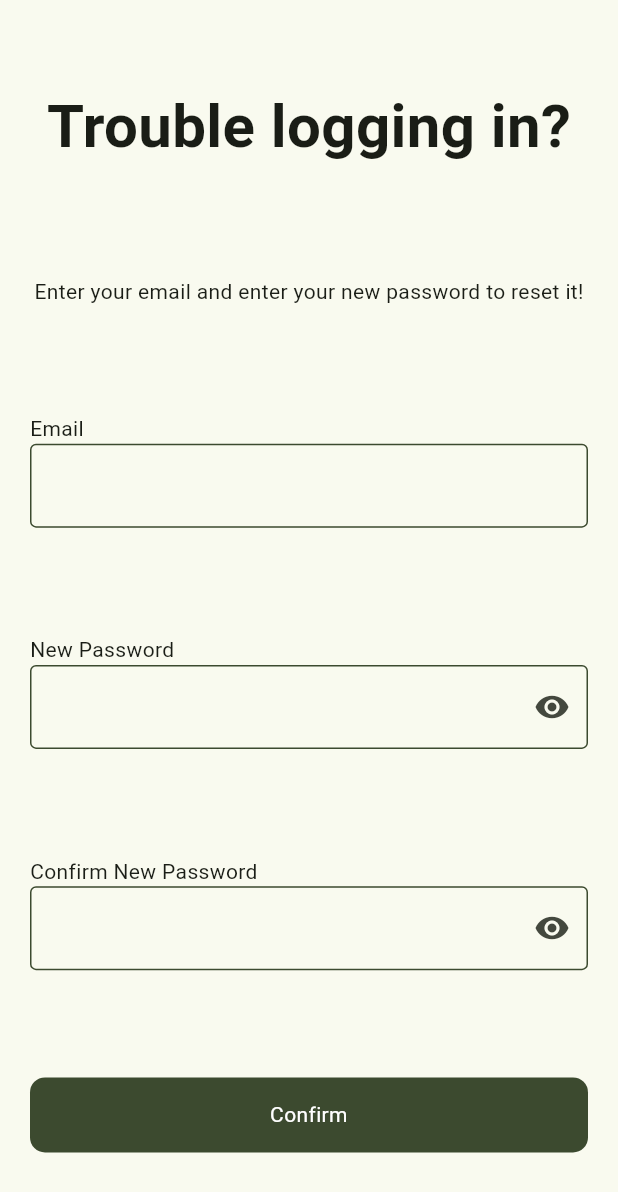
After one commit to AUBH-Capstone-Room-Booking-System/BookingSystemMobile, a Flutter app: the screen it shows after launch, after a tap on "Forgot your password?", on a phone screen of 412 x 824 dp. The commit adds this screen. Shown: the top 1192 px of the screen. Run offline on Flutter 3.47's test engine with Material 3 defaults, Android fonts, the phone set to English and light mode, and no system bars; our stand-ins replace dio, get, get_storage, shared_preferences, table_calendar; network calls fail.

Commit message:
added reset password page

```diff
--- a/lib/app/modules/login/controllers/login_controller.dart
+++ b/lib/app/modules/login/controllers/login_controller.dart
@@ -9,8 +9,7 @@ class LoginController extends GetxController {
   //TODO: Implement LoginController
   TextEditingController email = TextEditingController();
   TextEditingController password = TextEditingController();
-  final _getStorage = GetStorage();
-
+bool obscureText=true;
   void login() async {
     // Create Dio instance
     Dio dio = Dio();
--- a/lib/app/modules/login/views/login_view.dart
+++ b/lib/app/modules/login/views/login_view.dart
@@ -10,7 +10,8 @@ class LoginView extends GetView<LoginController> {
   @override
   Widget build(BuildContext context) {
     return Scaffold(
-        body: Container(
+        body: GetBuilder<LoginController>(builder: (controller){
+         return  Container(
             padding: EdgeInsets.all(20),
             child: Column(
               mainAxisAlignment: MainAxisAlignment.spaceAround,
@@ -24,18 +25,13 @@ class LoginView extends GetView<LoginController> {
                     TextFormField(
                       controller: controller.email,
                       decoration: InputDecoration(
-                      labelText: 'Email...',
                         border: OutlineInputBorder(
-                        // Set the border width and color
                           borderSide: BorderSide(
                             width: 2.0,
                             color: Colors.blue,
                           ),
-                        // Set the border radius
                           borderRadius: BorderRadius.all(Radius.circular(10.0)),
                         ),
-                      // Optionally add padding to the border
-                      // contentPadding: EdgeInsets.all(8.0),
                       ),
                     ),
                   ],
@@ -46,10 +42,12 @@ class LoginView extends GetView<LoginController> {
                     Text("Password"),
                     TextFormField(
                       controller: controller.password,
-                    obscureText: true,
+                      obscureText: controller.obscureText,
                       decoration: InputDecoration(
-                      labelText: 'Password...',
-
+                        suffixIcon: IconButton(onPressed: () {
+                          controller.obscureText=!controller.obscureText;
+                          controller.update();
+                        }, icon: Icon(controller.obscureText?Icons.remove_red_eye:Icons.remove_red_eye_outlined),),
                         border: OutlineInputBorder(
                           // Set the border width and color
                           borderSide: BorderSide(
@@ -75,11 +73,24 @@ class LoginView extends GetView<LoginController> {
                         borderRadius: BorderRadius.circular(10)),
                     width: Get.width,
                     padding: EdgeInsets.symmetric(vertical: 15),
-                  child: Text("Login",textAlign: TextAlign.center,style: TextStyle(color: Colors.white),),
+                    child: Text("Sign In",textAlign: TextAlign.center,style: TextStyle(color: Colors.white),),
                   ),
+                ),
+                GestureDetector(
+                  onTap: (){
+                    Get.toNamed("/reset");
+                  },
+                  child: Text("Forgot your password?",style: TextStyle(
+                      fontWeight: FontWeight.bold,
+                      color: AppColors.mainColor,
+                      decoration: TextDecoration.underline
+                  ),),
                 )
               ],
             ),
-        ));
+          );
+        })
+
+    );
   }
 }
--- /dev/null
+++ b/lib/app/modules/reset/bindings/reset_binding.dart
@@ -0,0 +1,12 @@
+import 'package:get/get.dart';
+
+import '../controllers/reset_controller.dart';
+
+class ResetBinding extends Bindings {
+  @override
+  void dependencies() {
+    Get.lazyPut<ResetController>(
+      () => ResetController(),
+    );
+  }
+}
--- /dev/null
+++ b/lib/app/modules/reset/controllers/reset_controller.dart
@@ -0,0 +1,57 @@
+import 'package:bookingstore/AppContants.dart';
+import 'package:dio/dio.dart';
+import 'package:flutter/cupertino.dart';
+import 'package:flutter/material.dart';
+import 'package:get/get.dart';
+
+class ResetController extends GetxController {
+  //TODO: Implement ResetController
+TextEditingController email=TextEditingController();
+TextEditingController firstPassword=TextEditingController();
+TextEditingController secondPassword=TextEditingController();
+bool obscureText=true;
+confirm()async{
+  if(firstPassword.text!=secondPassword.text){
+    Get.snackbar("Error", "Passwords need to match",snackPosition: SnackPosition.BOTTOM,colorText: Colors.white,backgroundColor: Colors.red);
+  return ;
+  }
+
+  Dio dio = Dio();
+
+  try {
+    print("${AppConstants.hostUrl}/user/reset");
+    var reqData={
+      "email":email.text,
+      "password":firstPassword.text
+    };
+    print(reqData);
+    var response = await dio.post(
+        "${AppConstants.hostUrl}/user/reset",data: reqData
+    );
+
+      Get.snackbar("Success", "Password has been reset",snackPosition: SnackPosition.BOTTOM,);
+      Get.toNamed("/login");
+
+
+
+  } catch (error) {
+    Get.snackbar("Error", "Email doesn't exist",snackPosition: SnackPosition.BOTTOM,colorText: Colors.white,backgroundColor: Colors.red);
+  }
+}
+
+@override
+  void onInit() {
+    super.onInit();
+  }
+
+  @override
+  void onReady() {
+    super.onReady();
+  }
+
+  @override
+  void onClose() {
+    super.onClose();
+  }
+
+}
--- /dev/null
+++ b/lib/app/modules/reset/views/reset_view.dart
@@ -0,0 +1,121 @@
+import 'package:bookingstore/AppColors.dart';
+import 'package:flutter/material.dart';
+
+import 'package:get/get.dart';
+
+import '../controllers/reset_controller.dart';
+
+class ResetView extends GetView<ResetController> {
+  const ResetView({Key? key}) : super(key: key);
+  @override
+  Widget build(BuildContext context) {
+    return Scaffold(
+
+      body:GetBuilder<ResetController>(builder: (controller){
+        return Container(
+          padding: EdgeInsets.all(20),
+          child:
+          Column(
+            mainAxisAlignment: MainAxisAlignment.spaceAround,
+            children: [
+              Text("Trouble logging in?",style: TextStyle(
+                  fontWeight: FontWeight.bold,
+                  fontSize: 40
+              ),),
+              Text("Enter your email and enter your new password to reset it!"),
+              Column(
+                crossAxisAlignment: CrossAxisAlignment.start,
+                children: [
+                  Text("Email"),
+                  TextFormField(
+                    controller: controller.email,
+                    decoration: InputDecoration(
+                      border: OutlineInputBorder(
+                        borderSide: BorderSide(
+                          width: 2.0,
+                          color: Colors.blue,
+                        ),
+                        borderRadius: BorderRadius.all(Radius.circular(10.0)),
+                      ),
+                      // Optionally add padding to the border
+                      // contentPadding: EdgeInsets.all(8.0),
+                    ),
+                  ),
+                ],
+              ),
+              Column(
+                crossAxisAlignment: CrossAxisAlignment.start,
+                children: [
+                  Text("New Password"),
+                  TextFormField(
+                    controller: controller.firstPassword,
+                    obscureText: controller.obscureText,
+                    decoration: InputDecoration(
+                      suffixIcon: IconButton(onPressed: () {
+                        controller.obscureText=!controller.obscureText;
+                        controller.update();
+                      }, icon: Icon(controller.obscureText?Icons.remove_red_eye:Icons.remove_red_eye_outlined),
+
+                      ), // Add your suffix icon here
+                      border: OutlineInputBorder(
+                        // Set the border width and color
+                        borderSide: BorderSide(
+                          width: 2.0,
+                          color: Colors.blue,
+                        ),
+                        // Set the border radius
+                        borderRadius: BorderRadius.all(Radius.circular(10.0)),
+                      ),
+                      // Optionally add padding to the border
+                      // contentPadding: EdgeInsets.all(8.0),
+                    ),
+                  ),
+                ],
+              ),
+              Column(
+                crossAxisAlignment: CrossAxisAlignment.start,
+                children: [
+                  Text("Confirm New Password"),
+                  TextFormField(
+                    controller: controller.secondPassword,
+                    obscureText: controller.obscureText,
+
+                    decoration: InputDecoration(
+                      suffixIcon: IconButton(onPressed: () {
+                        controller.obscureText=!controller.obscureText;
+                        controller.update();
+                      }, icon: Icon(controller.obscureText?Icons.remove_red_eye:Icons.remove_red_eye_outlined),),
+                      border: OutlineInputBorder(
+                        // Set the border width and color
+                        borderSide: BorderSide(
+                          width: 2.0,
+                          color: Colors.blue,
+                        ),
+                        // Set the border radius
+                        borderRadius: BorderRadius.all(Radius.circular(10.0)),
+                      ),
+
+                    ),
+                  ),
+                ],
+              ),
+              GestureDetector(
+                onTap:(){
+                  controller.confirm();
+                },
+                child: Container(
+                  decoration: BoxDecoration(
+                      color: AppColors.mainColor,
+                      borderRadius: BorderRadius.circular(10)),
+                  width: Get.width,
+                  padding: EdgeInsets.symmetric(vertical: 15),
+                  child: Text("Confirm",textAlign: TextAlign.center,style: TextStyle(color: Colors.white),),
+                ),
+              ),
+            ],
+          ),
+        );
+      },)
+    );
+  }
+}
--- a/lib/app/routes/app_pages.dart
+++ b/lib/app/routes/app_pages.dart
@@ -16,6 +16,8 @@ import '../modules/home/views/home_view.dart';
 import '../modules/home/views/home_view.dart';
 import '../modules/login/bindings/login_binding.dart';
 import '../modules/login/views/login_view.dart';
+import '../modules/reset/bindings/reset_binding.dart';
+import '../modules/reset/views/reset_view.dart';
 
 part 'app_routes.dart';
 
@@ -60,5 +62,10 @@ class AppPages {
       page: () => const CalendarView(),
       binding: CalendarBinding(),
     ),
+    GetPage(
+      name: _Paths.RESET,
+      page: () => const ResetView(),
+      binding: ResetBinding(),
+    ),
   ];
 }
--- a/lib/app/routes/app_routes.dart
+++ b/lib/app/routes/app_routes.dart
@@ -10,6 +10,7 @@ abstract class Routes {
   static const FAVORITES = _Paths.FAVORITES;
   static const ACCOUNT = _Paths.ACCOUNT;
   static const CALENDAR = _Paths.CALENDAR;
+  static const RESET = _Paths.RESET;
 }
 
 abstract class _Paths {
@@ -21,4 +22,5 @@ abstract class _Paths {
   static const FAVORITES = '/favorites';
   static const ACCOUNT = '/account';
   static const CALENDAR = '/calendar';
+  static const RESET = '/reset';
 }
```
Lines whose indentation alone changed are shown as unchanged.
